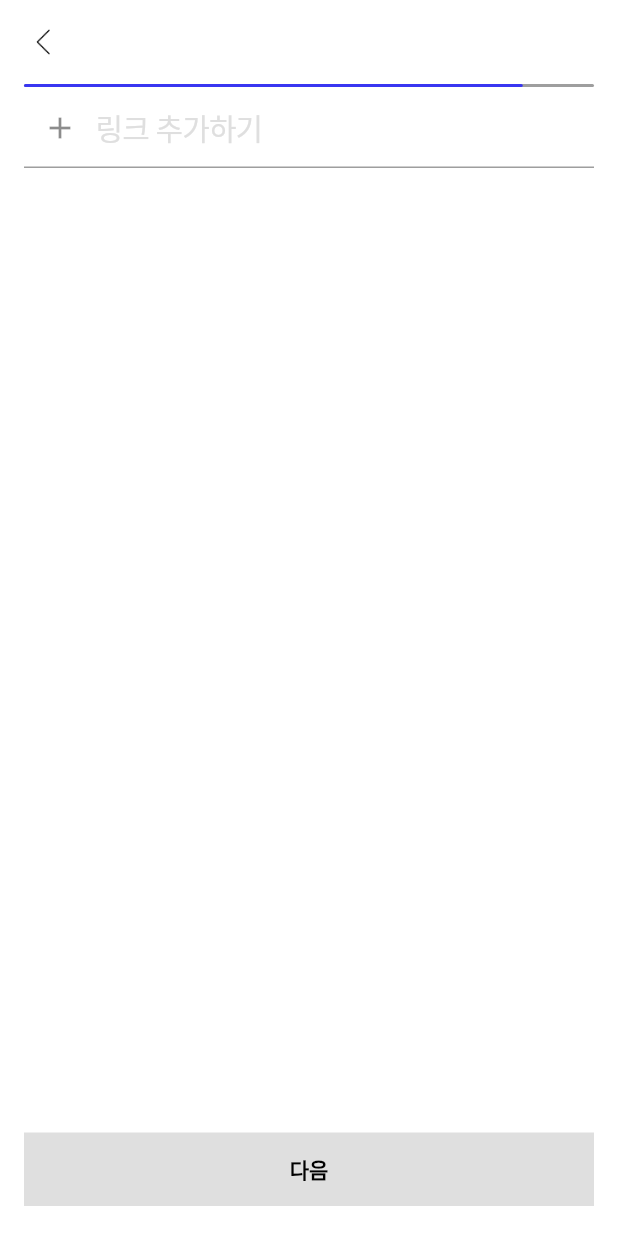
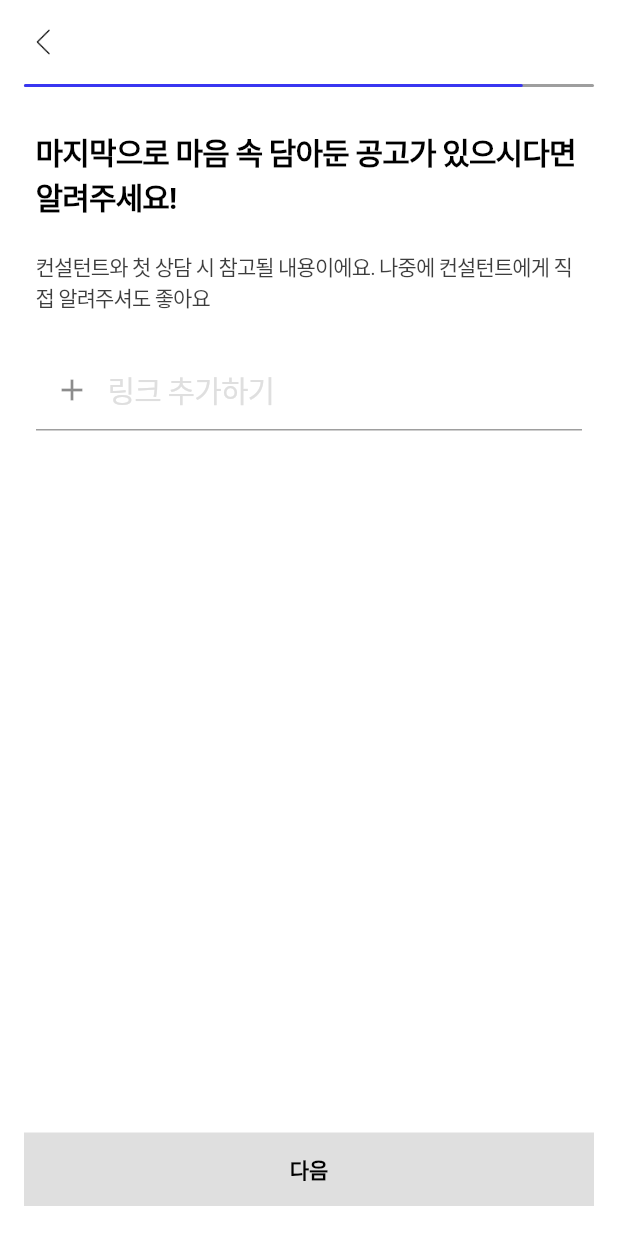
Before and after one commit to sayole/JobDoc, a Flutter app: the JobPostingPage screen opened directly, on a phone screen of 412 x 824 dp. Run offline on Flutter 3.47's test engine with Material 2 defaults, Android fonts, the light colour scheme and no system bars; drawn by our look-alikes of flutter_animation_progress_bar; our stand-ins replace dropdown_search, firebase_auth, firebase_core, flutter_signin_button, google_sign_in; accounts and stored records are empty; Roboto replaces fonts that are missing (Pretendard).

Commit message:
fixed icons and Main.darts

```diff
--- a/lib/main.dart
+++ b/lib/main.dart
@@ -1,5 +1,6 @@
 import 'package:firebase_core/firebase_core.dart';
 import 'package:flutter/material.dart';
+import 'package:job_doc/pages/login/11_job_posting_page.dart';
 import 'package:job_doc/pages/login/12_done_loading.dart';
 import 'package:job_doc/pages/login/1_onboarding.dart';
 import 'package:job_doc/pages/login/3_starting_process.dart';
@@ -10,6 +11,8 @@ import 'package:job_doc/pages/login/8_wishing_company_page.dart';
 import 'package:job_doc/services/auth_service.dart';
 import 'package:job_doc/services/login_process_service.dart';
 import 'package:provider/provider.dart';
+
+import 'pages/main_home/main_home.dart';
 
 void main() async {
   WidgetsFlutterBinding.ensureInitialized();
@@ -38,7 +41,7 @@ class MyApp extends StatelessWidget {
         primaryColor: Colors.white,
         scaffoldBackgroundColor: Colors.white,
       ),
-      home: WishingCompanyPage(),
+      home: HomePage(),
     );
   }
 }
--- a/lib/pages/login/11_job_posting_page.dart
+++ b/lib/pages/login/11_job_posting_page.dart
@@ -34,7 +34,18 @@ class _JobPostingPageState extends State<JobPostingPage> {
         builder: (context, loginProcessService, child) {
       loginProcessService.addControllers([postController]);
       return LoginProcessScaffold(
-        body: SubmitWidgets.submitPostTextField(postController),
+        body: Padding(
+          padding: const EdgeInsets.all(8.0),
+          child: Column(
+            mainAxisAlignment: MainAxisAlignment.end,
+            crossAxisAlignment: CrossAxisAlignment.start,
+            children: [
+              ...SubmitWidgets.infoText('마지막으로 마음 속 담아둔 공고가 있으시다면 알려주세요!',
+                  '컨설턴트와 첫 상담 시 참고될 내용이에요. 나중에 컨설턴트에게 직접 알려주셔도 좋아요'),
+              SubmitWidgets.submitPostTextField(postController),
+            ],
+          ),
+        ),
         nextPage: DoneLoading(),
         index: 7,
       );
--- a/lib/pages/main_home/settings_withdraw.dart
+++ b/lib/pages/main_home/settings_withdraw.dart
@@ -1,5 +1,5 @@
 import 'package:flutter/material.dart';
-import 'package:job_doc/pages/main_home.dart';
+import 'package:job_doc/pages/main_home/main_home.dart';
 import 'main_home_type1.dart';
 
 class withDraw extends StatelessWidget {
```
Also changed, not shown: lib/pages/main_home.dart (deleted, +0 -24 lines), assets/icons/home_chosen.png, assets/icons/home_not_chosen.png, assets/icons/my_page_chosen.png, assets/icons/my_page_not_chosen.png, assets/icons/proposal_chosen.png, assets/icons/proposal_not_chosen.png, assets/icons/setting_chosen.png, assets/icons/setting_not_chosen.png.
